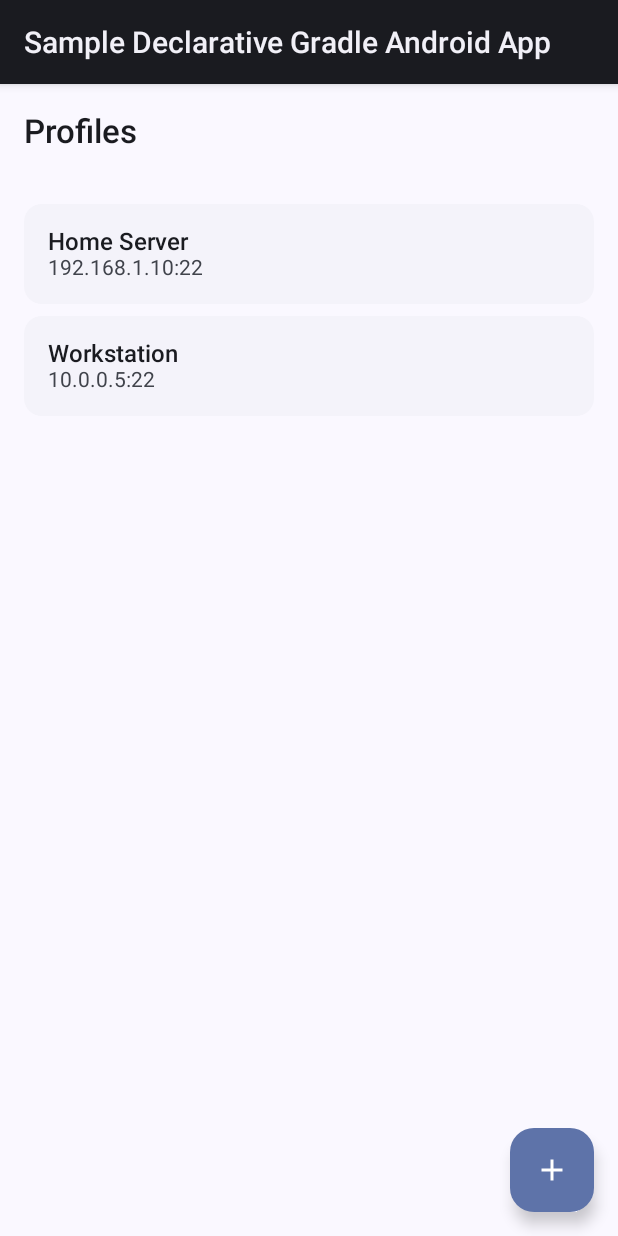
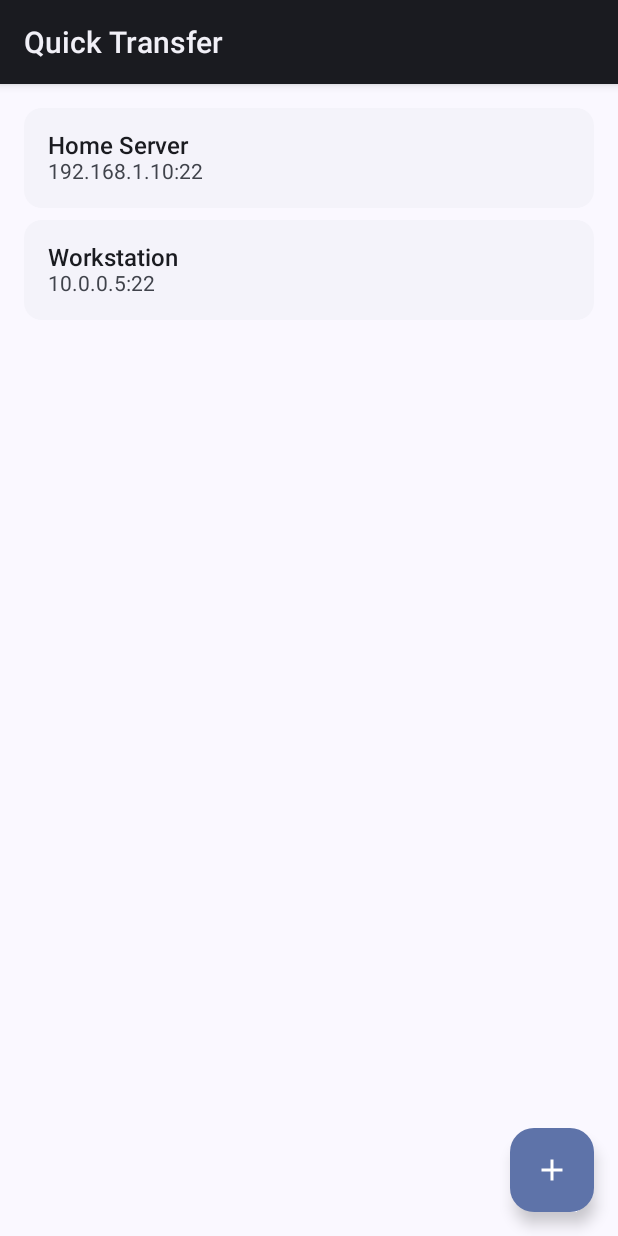
Before and after one commit to abijith-2002/mobile-file-transfer-318, an Android app built with Jetpack Compose: the screen it shows after launch (MainActivity), on a phone screen of 412 x 824 dp. Run offline under Robolectric (Android 15) with nearby library versions, the phone set to English and light mode, and no system bars.

Commit message:
Checkpoint 8 - cg112bdc14

```diff
--- a/android_frontend/app/src/main/kotlin/org/example/app/ui/home/HomeScreen.kt
+++ b/android_frontend/app/src/main/kotlin/org/example/app/ui/home/HomeScreen.kt
@@ -18,7 +18,6 @@ import androidx.compose.material3.Icon
 import androidx.compose.material3.MaterialTheme
 import androidx.compose.material3.Scaffold
 import androidx.compose.material3.Text
-import androidx.compose.material3.TopAppBar
 import androidx.compose.runtime.Composable
 import androidx.compose.runtime.collectAsState
 import androidx.compose.runtime.getValue
@@ -43,11 +42,6 @@ fun HomeScreen(
     val profiles by repository.profiles.collectAsState()
 
     Scaffold(
-        topBar = {
-            TopAppBar(
-                title = { Text("Profiles", style = MaterialTheme.typography.titleLarge) }
-            )
-        },
         floatingActionButton = {
             FloatingActionButton(onClick = onAddProfile) {
                 Icon(imageVector = Icons.Filled.Add, contentDescription = "Add profile")
--- a/android_frontend/app/src/main/kotlin/org/example/app/ui/theme/Theme.kt
+++ b/android_frontend/app/src/main/kotlin/org/example/app/ui/theme/Theme.kt
@@ -23,24 +23,17 @@ private val FallbackLight = lightColorScheme()
 private val FallbackDark = darkColorScheme()
 
 /**
- * Try to build a FontFamily for "Reddit Sans" using the Play Services Google Fonts provider.
- *
- * This implementation avoids referencing any R.array resource directly (which can fail to
- * resolve during compilation in some setups). Instead, it resolves the certificate array ID
- * at runtime via getIdentifier. If the array cannot be found, returns null so callers can
- * gracefully fallback to bundled/system fonts.
+ * Build a FontFamily for "Reddit Sans" using the Play Services Google Fonts provider, with
+ * a safe runtime lookup for certificate resources. Falls back to system sans-serif if
+ * provider is unavailable.
  */
 private fun tryBuildGoogleFontFamily(context: Context): FontFamily? {
-    // Resolve Google Play Services certificate array resource dynamically to avoid direct R.array reference
     val certsResId = context.resources.getIdentifier(
         "com_google_android_gms_fonts_certs",
         "array",
         context.packageName
     )
-    if (certsResId == 0) {
-        // Certificates resource not available – cannot safely use the provider
-        return null
-    }
+    if (certsResId == 0) return null
 
     val provider = GoogleFont.Provider(
         providerAuthority = "com.google.android.gms.fonts",
@@ -57,7 +50,6 @@ private fun tryBuildGoogleFontFamily(context: Context): FontFamily? {
 }
 
 private fun redditSansTypography(context: Context): Typography {
-    // Prefer Reddit Sans via Google Fonts; if unavailable, fallback to a safe system sans-serif
     val redditSansOrFallback = tryBuildGoogleFontFamily(context) ?: FontFamily.SansSerif
 
     return Typography(
@@ -80,18 +72,6 @@ private fun redditSansTypography(context: Context): Typography {
 }
 
 // PUBLIC_INTERFACE
-/**
- * AppTheme configures Material 3 theming for the app.
- *
- * - Uses dynamic color on Android 12+ (when enabled).
- * - Prefers the "Reddit Sans" Google Font via the Play Services provider with a safe runtime
- *   certificate lookup. If unavailable, falls back to the system sans-serif family.
- * - Avoids direct references to array resources (e.g., R.array.*) and ResourcesCompat APIs.
- *
- * @param useDarkTheme Whether to use the dark color scheme when dynamic color is disabled.
- * @param dynamicColor Whether to enable Material You dynamic color on Android 12+.
- * @param content The composable tree to render inside the theme.
- */
 @Composable
 fun AppTheme(
     useDarkTheme: Boolean = isSystemInDarkTheme(),
--- a/android_frontend/app/src/main/res/values/strings.xml
+++ b/android_frontend/app/src/main/res/values/strings.xml
@@ -1,3 +1,3 @@
 <resources>
-    <string name="app_name">Sample Declarative Gradle Android App</string>
+    <string name="app_name">Quick Transfer</string>
 </resources>
```
Also changed, not shown: 11 other files.
